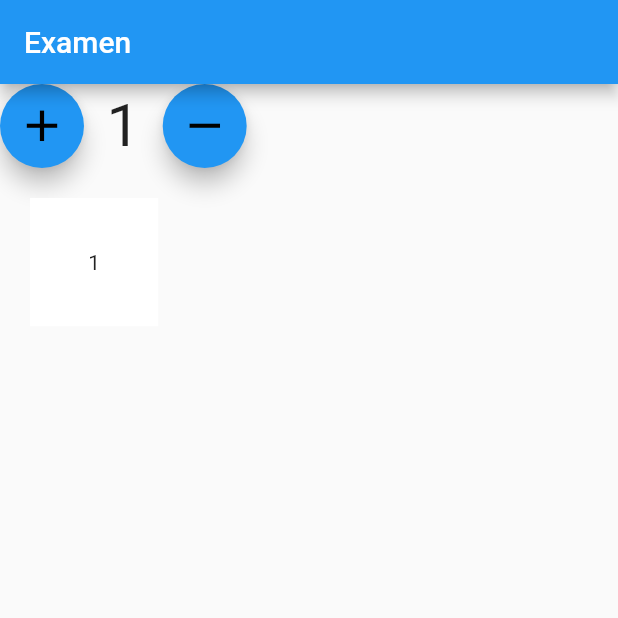
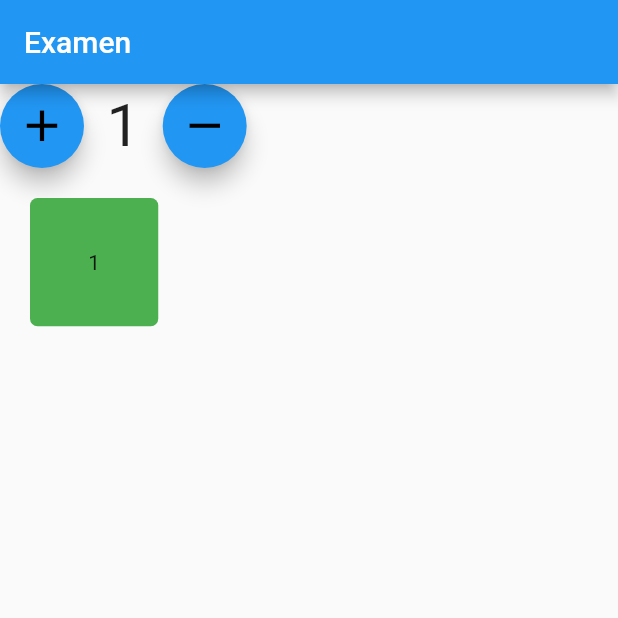
Before and after one commit to Inigoperez/examen, a Flutter app: the screen it shows after launch, after a tap on the "add" icon, on a phone screen of 412 x 824 dp, the top half of it. Run offline on Flutter 3.47's test engine with Material 2 defaults, Android fonts, the phone set to English and light mode, and no system bars.

Commit message:
cambiando detalles

```diff
--- a/lib/main.dart
+++ b/lib/main.dart
@@ -99,32 +99,34 @@ class _MyHomePageState extends State<MyHomePage> {
                           padding: EdgeInsets.all(8),
                           child: Text('FB'),
                           decoration: BoxDecoration(
-                            gradient: LinearGradient(
-                              begin: Alignment.topRight,
-                              end: Alignment.bottomLeft,
-                              colors: [Colors.blue, Colors.green],
-                            ),
-                          ),
+                              color: Colors.red,
+                              borderRadius: BorderRadius.circular(10)),
                         )
                       : i % 5 == 0
                           ? Container(
                               alignment: Alignment.center,
                               padding: EdgeInsets.all(8),
                               child: Text('Buck'),
-                              color: Colors.green,
+                              decoration: BoxDecoration(
+                                  color: Colors.blue,
+                                  borderRadius: BorderRadius.circular(5)),
                             )
                           : i % 3 == 0
                               ? Container(
                                   alignment: Alignment.center,
                                   padding: EdgeInsets.all(8),
                                   child: Text('Face'),
-                                  color: Colors.blue,
+                                  decoration: BoxDecoration(
+                                      color: Colors.purple,
+                                      borderRadius: BorderRadius.circular(5)),
                                 )
                               : Container(
                                   alignment: Alignment.center,
                                   padding: EdgeInsets.all(8),
                                   child: Text('$i'),
-                                  color: Colors.white,
+                                  decoration: BoxDecoration(
+                                      color: Colors.green,
+                                      borderRadius: BorderRadius.circular(5)),
                                 )
               ],
             ),
```
